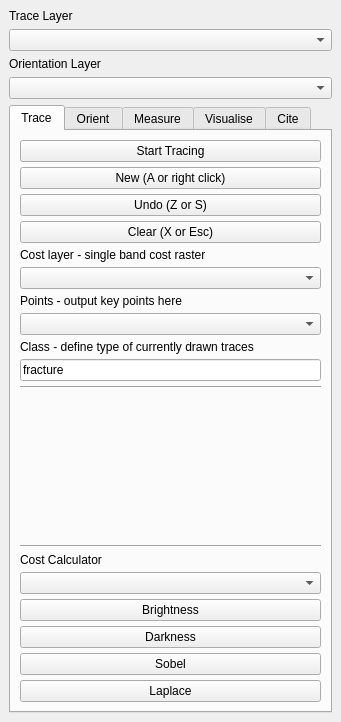
Before: the Qt Designer form geo_trace/geo_trace_dockwidget_base.ui in RichardQZeng/ForestLines, drawn with Qt 5.
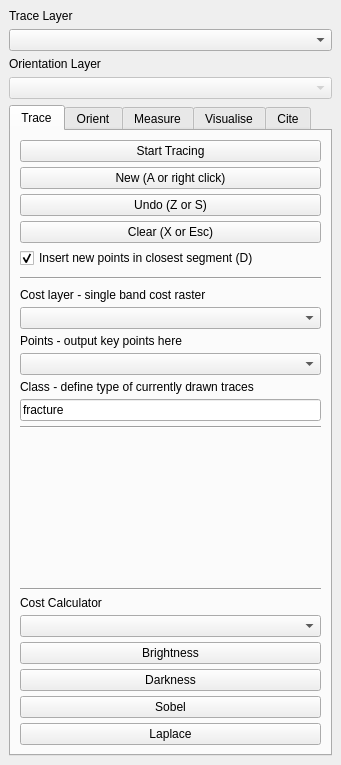
After: the same form once the commit is applied. The open tabs and pages were chosen to show the change. Custom widgets are drawn as their Qt base class.

Commit message: Added method to disable point insertion (needed for tight corners etc.)

What changed in the file:
```diff
--- a/geo_trace/geo_trace_dockwidget_base.ui
+++ b/geo_trace/geo_trace_dockwidget_base.ui
@@ -7,7 +7,7 @@
     <x>0</x>
     <y>0</y>
     <width>341</width>
-    <height>722</height>
+    <height>765</height>
    </rect>
   </property>
   <property name="windowTitle">
@@ -73,6 +73,35 @@
           </property>
          </widget>
         </item>
+        <item>
+         <widget class="QCheckBox" name="tt_insert">
+          <property name="text">
+           <string>Insert new points in closest segment (D)</string>
+          </property>
+          <property name="checked">
+           <bool>true</bool>
+          </property>
+         </widget>
+        </item>
+        <item>
+         <widget class="Line" name="line_5">
+          <property name="minimumSize">
+           <size>
+            <width>0</width>
+            <height>10</height>
+           </size>
+          </property>
+          <property name="baseSize">
+           <size>
+            <width>0</width>
+            <height>0</height>
+           </size>
+          </property>
+          <property name="orientation">
+           <enum>Qt::Horizontal</enum>
+          </property>
+         </widget>
+        </item>
         <item>
          <widget class="QLabel" name="label">
           <property name="sizePolicy">
@@ -485,6 +514,9 @@
     </item>
     <item row="3" column="0">
      <widget class="QgsMapLayerComboBox" name="orientations">
+      <property name="enabled">
+       <bool>false</bool>
+      </property>
       <property name="editable">
        <bool>false</bool>
       </property>
```
Left out of the diff: 9 changed lines with no effect on the pictures. The commit also changes 2 other files.
